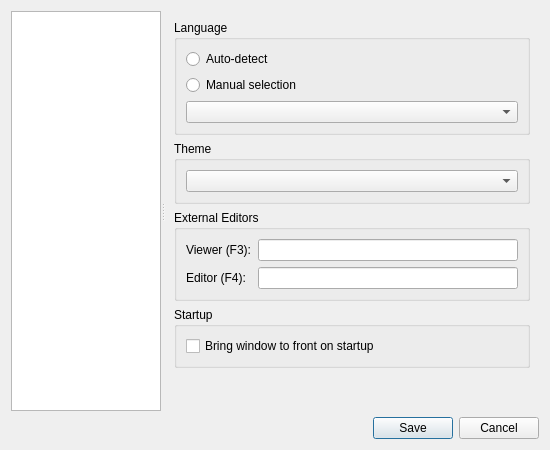
dawciobiel/QuickFile, file ui/settings_dialog.ui: the form before one commit.
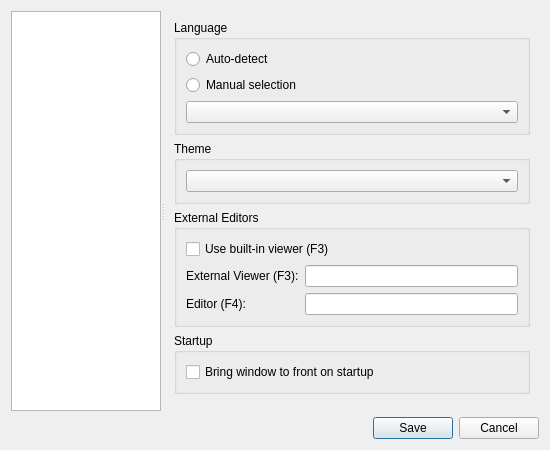
The form after the commit. The open tabs and pages were chosen to show the change.

Commit message:
Adds a non-modal file viewer (F3) with advanced features.
- Viewer is implemented as a standalone plugin for modularity.
- Supports Text, HEX, DEC, and BIN view modes.
- Includes options for word wrap, line numbers, and encoding selection (UTF-8, Windows-1250, etc.).
- Handles large files by loading only the initial chunk.
- Adds a 'Use built-in viewer' option in Settings to switch between internal and external viewers.

Diff of the .ui file:
```diff
--- a/ui/settings_dialog.ui
+++ b/ui/settings_dialog.ui
@@ -76,11 +76,20 @@
           <property name="title">
            <string>External Editors</string>
           </property>
+             <layout class="QVBoxLayout" name="verticalLayout_12">
+                 <item>
+                     <widget class="QCheckBox" name="use_internal_viewer_checkbox">
+                         <property name="text">
+                             <string>Use built-in viewer (F3)</string>
+                         </property>
+                     </widget>
+                 </item>
+                 <item>
           <layout class="QFormLayout" name="formLayout_2">
            <item row="0" column="0">
             <widget class="QLabel" name="viewer_label">
              <property name="text">
-              <string>Viewer (F3):</string>
+                                     <string>External Viewer (F3):</string>
              </property>
             </widget>
            </item>
@@ -96,6 +105,8 @@
            </item>
            <item row="1" column="1">
             <widget class="QLineEdit" name="editor_command_edit"/>
+                         </item>
+                     </layout>
            </item>
           </layout>
          </widget>
```
Left out of the diff: 2 changed lines with no effect on the pictures. Lines whose indentation alone changed are shown as unchanged. The commit also changes 11 other files.
